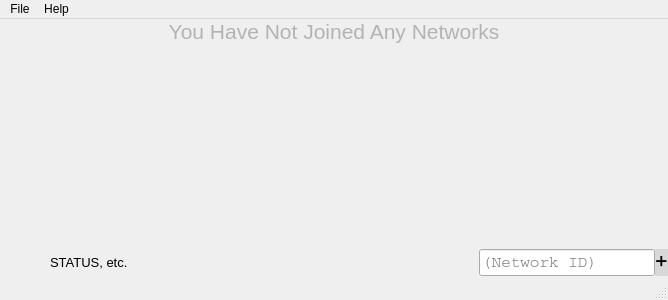
Old version of the form ZeroTierUI/mainwindow.ui in the repository zerotier/ZeroTierOne.
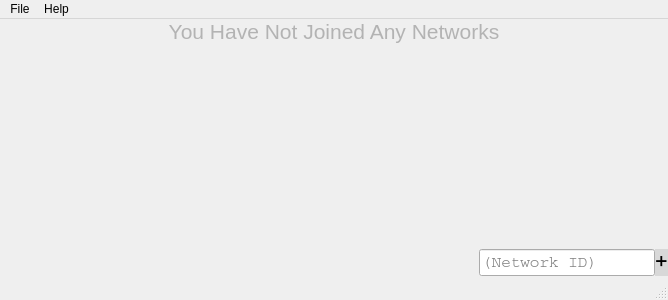
New version of the form. Icons and pictures are not drawn.

The edit to the form file:
```diff
--- a/ZeroTierUI/mainwindow.ui
+++ b/ZeroTierUI/mainwindow.ui
@@ -231,7 +231,7 @@
 </string>
          </property>
          <property name="text">
-          <string>STATUS, etc.</string>
+          <string/>
          </property>
          <property name="textFormat">
           <enum>Qt::PlainText</enum>
```
